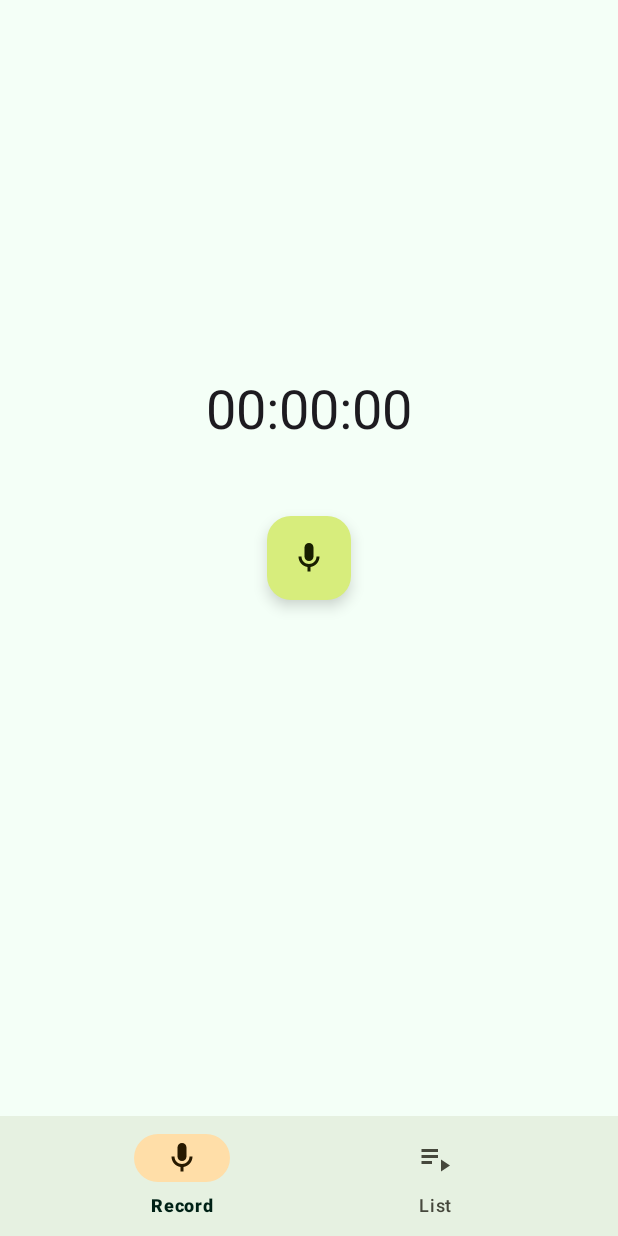
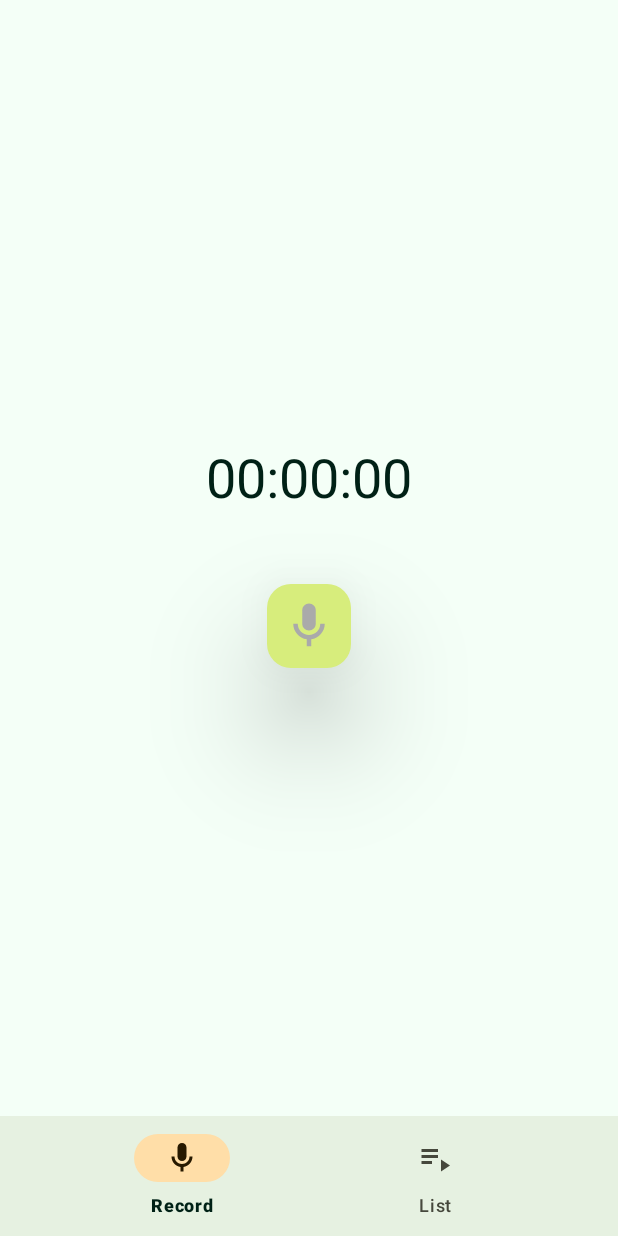
Before and after one commit to locksmith-ru/voice-recorder, an Android app built with Jetpack Compose: the screen it shows after launch (MainActivity), on a phone screen of 412 x 824 dp. Run offline under Robolectric (Android 15) with nearby library versions, the phone set to English and light mode, and no system bars; our stand-ins replace Dagger/Hilt's generated code, Timber, data binding, navigation-ui.

Commit message:
Добавлен compose view для RecordFragment

```diff
--- a/app/src/main/java/ru/bedayev/voicerecorder/record/RecordFragment.kt
+++ b/app/src/main/java/ru/bedayev/voicerecorder/record/RecordFragment.kt
@@ -1,6 +1,7 @@
 package ru.bedayev.voicerecorder.record
 
 import android.Manifest
+import android.annotation.SuppressLint
 import android.app.NotificationChannel
 import android.app.NotificationManager
 import android.content.Intent
@@ -20,6 +21,8 @@ import dagger.hilt.android.AndroidEntryPoint
 import ru.bedayev.voicerecorder.MainActivity
 import ru.bedayev.voicerecorder.R
 import ru.bedayev.voicerecorder.databinding.FragmentRecordBinding
+import ru.bedayev.voicerecorder.ui.RecordingUI
+import ru.bedayev.voicerecorder.ui.theme.VoiceRecorderTheme
 import java.io.File
 
 @AndroidEntryPoint
@@ -43,9 +46,11 @@ class RecordFragment : Fragment() {
             viewModel.startTimer()
         } else {
             // в противном случае запуск других действий
-            Toast.makeText(requireContext(),
+            Toast.makeText(
+                requireContext(),
                 getString(R.string.toast_recording_permissions),
-                Toast.LENGTH_SHORT)
+                Toast.LENGTH_SHORT
+            )
                 .show()
         }
     }
@@ -58,6 +63,13 @@ class RecordFragment : Fragment() {
         _binding = FragmentRecordBinding.inflate(layoutInflater)
         mainActivity = requireActivity() as MainActivity
 
+        // внедрение compose
+        binding.composeView.setContent {
+            VoiceRecorderTheme {
+                RecordingUI(viewModel = viewModel){ onPlayClicked() }
+            }
+        }
+
         createChannel(
             channelId = getString(R.string.notification_channel_id),
             channelName = getString(R.string.notification_channel_name)
@@ -65,6 +77,7 @@ class RecordFragment : Fragment() {
         return binding.root
     }
 
+    @SuppressLint("ResourceType")
     override fun onViewCreated(view: View, savedInstanceState: Bundle?) {
         super.onViewCreated(view, savedInstanceState)
 
@@ -75,54 +88,59 @@ class RecordFragment : Fragment() {
             if (!it.isServiceRunning(RecordService::class.java)) {
                 viewModel.resetTimer()
             } else {
-                binding.playButton.setImageResource(R.drawable.ic_stop_36)
+                viewModel.setImageResource(R.drawable.ic_stop_36)
+            }
         }
     }
 
-        binding.playButton.setOnClickListener {
-            // check permissions
-            if (isPermissionsGranted()){
-                // если сервис запущен
-                if (mainActivity?.isServiceRunning(RecordService::class.java) == true){
-                    // останавливаем запись
-                    onRecord( start = false)
-                    // тогда останавливаем таймер
+    private fun onPlayClicked() {
+        // check required permissions
+        if (isPermissionsGranted()) { // если разрешения выданы
+            if (mainActivity?.isServiceRunning(RecordService::class.java) == true) {
+                // Если сервис запущен, останавливаем запись.
+                onRecord(start = false)
+                // А также останавливаем таймер.
                 viewModel.stopTimer()
-                } else{
+            } else {
+                // в противном случае запускаем запись и таймер
                 onRecord(start = true)
                 viewModel.startTimer()
             }
         } else {
-                // start launcher
+            // если разрешения не выданы старт запроса на выдачу разрешений
             permissionLauncher.launch(REQUEST_PERMISSIONS)
         }
     }
-    }
 
-    private fun onRecord(start: Boolean){
-        val intent : Intent = Intent(activity, RecordService::class.java)
-        if (start){
-            binding.playButton.setImageResource(R.drawable.ic_stop_36)
-            Toast.makeText(requireContext(),
+    @SuppressLint("ResourceType")
+    private fun onRecord(start: Boolean) {
+        val intent = Intent(activity, RecordService::class.java)
+        if (start) {
+            viewModel.setImageResource(R.drawable.ic_stop_36)
+            Toast.makeText(
+                requireContext(),
                 R.string.toast_recording_start,
-                Toast.LENGTH_SHORT)
+                Toast.LENGTH_SHORT
+            )
                 .show()
             val folder =
-                File(activity?.getExternalFilesDir(null)?.absolutePath.toString()
-                        + "/VoiceRecorder")
+                File(
+                    activity?.getExternalFilesDir(null)?.absolutePath.toString()
+                            + "/VoiceRecorder"
+                )
             if (!folder.exists()) folder.mkdir()
             requireActivity().startService(intent)
             // флаг для активити держать экран активным
             requireActivity().window.addFlags(WindowManager.LayoutParams.FLAG_KEEP_SCREEN_ON)
-        }else {
-            binding.playButton.setImageResource(R.drawable.ic_mic_white_36)
+        } else {
+            viewModel.setImageResource(R.drawable.ic_mic_white_36)
             requireActivity().stopService(intent)
             requireActivity().window.clearFlags(WindowManager.LayoutParams.FLAG_KEEP_SCREEN_ON)
         }
     }
 
-    private fun createChannel(channelId: String, channelName: String){
-        if (Build.VERSION.SDK_INT >= Build.VERSION_CODES.O){
+    private fun createChannel(channelId: String, channelName: String) {
+        if (Build.VERSION.SDK_INT >= Build.VERSION_CODES.O) {
             val notificationChannel = NotificationChannel(
                 channelId, channelName, NotificationManager.IMPORTANCE_DEFAULT
             ).apply {
--- a/app/src/main/java/ru/bedayev/voicerecorder/record/RecordViewModel.kt
+++ b/app/src/main/java/ru/bedayev/voicerecorder/record/RecordViewModel.kt
@@ -3,6 +3,7 @@ package ru.bedayev.voicerecorder.record
 import android.content.Context
 import android.os.CountDownTimer
 import android.os.SystemClock
+import androidx.annotation.IntegerRes
 import androidx.lifecycle.ViewModel
 import androidx.lifecycle.viewModelScope
 import dagger.hilt.android.lifecycle.HiltViewModel
@@ -12,6 +13,8 @@ import kotlinx.coroutines.flow.MutableStateFlow
 import kotlinx.coroutines.flow.asStateFlow
 import kotlinx.coroutines.launch
 import kotlinx.coroutines.withContext
+import ru.bedayev.voicerecorder.R
+import java.util.Locale
 import java.util.concurrent.TimeUnit
 import javax.inject.Inject
 
@@ -29,6 +32,9 @@ class RecordViewModel @Inject constructor(
     private val _elapsedTime: MutableStateFlow<String> = MutableStateFlow("")
     val elapsedTime = _elapsedTime.asStateFlow()
 
+    private val _imageResource: MutableStateFlow<Int> = MutableStateFlow(R.drawable.ic_mic_white_36)
+    val imageResource = _imageResource.asStateFlow()
+
     private lateinit var timer: CountDownTimer
 
     init {
@@ -37,11 +43,16 @@ class RecordViewModel @Inject constructor(
 
     private fun timeFormatter(time: Long): String{
         return String.format(
+            Locale.getDefault(),
             "%02d:%02d:%02d",
             TimeUnit.MILLISECONDS.toHours(time)%60,
             TimeUnit.MILLISECONDS.toMinutes(time)%60,
             TimeUnit.MILLISECONDS.toSeconds(time)%60
         )
+    }
+
+    fun setImageResource(@IntegerRes res: Int){
+        _imageResource.value = res
     }
 
     fun stopTimer(){
--- a/app/src/main/java/ru/bedayev/voicerecorder/ui/RecordingUI.kt
+++ b/app/src/main/java/ru/bedayev/voicerecorder/ui/RecordingUI.kt
@@ -26,12 +26,25 @@ import ru.bedayev.voicerecorder.record.RecordViewModel
 import ru.bedayev.voicerecorder.ui.theme.VoiceRecorderTheme
 
 @Composable
-fun RecordingUI(viewModel: RecordViewModel) {
+inline fun RecordingUI(
+    viewModel: RecordViewModel,
+    crossinline onPlayButtonClicked: () -> Unit
+) {
     val elapsedTime by viewModel.elapsedTime.collectAsState()
-    RecordingUI(elapsedTime = elapsedTime)
+    val imageResource by viewModel.imageResource.collectAsState()
+    RecordingUI(
+        elapsedTime = elapsedTime,
+        btnImgRes = imageResource,
+        onPlayButtonClicked = onPlayButtonClicked
+    )
 }
+
 @Composable
-fun RecordingUI(elapsedTime: String) {
+inline fun RecordingUI(
+    elapsedTime: String,
+    btnImgRes: Int,
+    crossinline onPlayButtonClicked: () -> Unit = {}
+) {
     Surface {
         Column(
             modifier = Modifier.fillMaxSize(),
@@ -45,12 +58,12 @@ fun RecordingUI(elapsedTime: String) {
                 fontSize = 36.sp
             )
             FloatingActionButton(
-                onClick = { /*TODO*/ },
+                onClick = { onPlayButtonClicked() },
                 shape = MaterialTheme.shapes.medium,
                 elevation = FloatingActionButtonDefaults.elevation(48.dp)
             ) {
                 Icon(
-                    painter = painterResource(id = R.drawable.ic_mic_white_36),
+                    painter = painterResource(id = btnImgRes),
                     contentDescription = "start/stop button",
                     tint = colorResource(id = android.R.color.darker_gray)
                 )
@@ -74,7 +87,10 @@ fun RecordingUI(elapsedTime: String) {
 fun PreviewRecordingUI() {
     VoiceRecorderTheme {
         Surface {
-            RecordingUI(elapsedTime = "00:03:48")
+            RecordingUI(
+                elapsedTime = "00:03:48",
+                btnImgRes = R.drawable.ic_mic_white_36
+            )
         }
     }
 }
--- a/app/src/main/res/layout/fragment_record.xml
+++ b/app/src/main/res/layout/fragment_record.xml
@@ -1,6 +1,8 @@
 <?xml version="1.0" encoding="utf-8"?>
 
-<layout>
+<layout xmlns:tools="http://schemas.android.com/tools"
+    xmlns:android="http://schemas.android.com/apk/res/android"
+    xmlns:app="http://schemas.android.com/apk/res-auto">
 
     <data>
 
@@ -9,15 +11,22 @@
             type="ru.bedayev.voicerecorder.record.RecordViewModel" />
     </data>
 
-    <androidx.constraintlayout.widget.ConstraintLayout xmlns:android="http://schemas.android.com/apk/res/android"
-        xmlns:app="http://schemas.android.com/apk/res-auto"
-        xmlns:tools="http://schemas.android.com/tools"
+    <androidx.constraintlayout.widget.ConstraintLayout
         android:id="@+id/titleConstraint"
         android:layout_width="match_parent"
         android:layout_height="match_parent"
         tools:context=".record.RecordFragment">
 
-        <TextView
+        <androidx.compose.ui.platform.ComposeView
+            android:id="@+id/compose_view"
+            android:layout_width="0dp"
+            android:layout_height="0dp"
+            app:layout_constraintBottom_toBottomOf="parent"
+            app:layout_constraintEnd_toEndOf="parent"
+            app:layout_constraintStart_toStartOf="parent"
+            app:layout_constraintTop_toTopOf="parent" />
+
+        <!--<TextView
             android:id="@+id/textView"
             android:layout_width="wrap_content"
             android:layout_height="wrap_content"
@@ -46,7 +55,7 @@
             app:layout_constraintHorizontal_bias="0.5"
             app:layout_constraintStart_toStartOf="parent"
             app:layout_constraintTop_toTopOf="parent"
-            app:layout_constraintVertical_bias="0.5" />
+            app:layout_constraintVertical_bias="0.5" />-->
 
     </androidx.constraintlayout.widget.ConstraintLayout>
 
```
Lines whose indentation alone changed are shown as unchanged.
